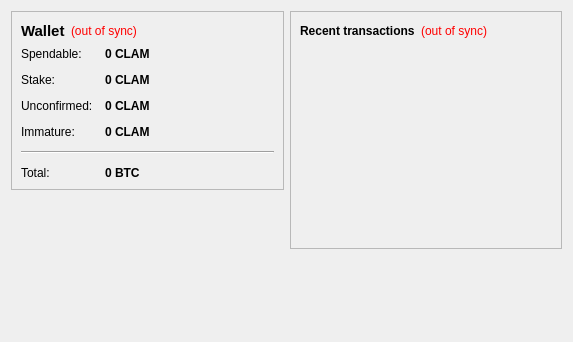
coinkeeper/2015-06-22_18-55_clams, file src/qt/forms/overviewpage.ui: the form before one commit.
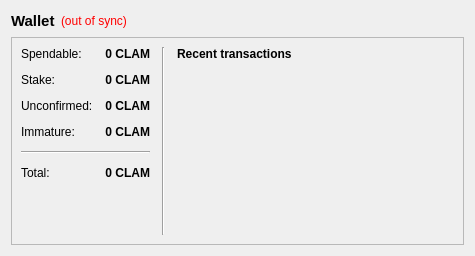
The form after the commit.

Commit message: far emit() workaround, small gui layout tweaks

What changed in the file:
```diff
--- a/src/qt/forms/overviewpage.ui
+++ b/src/qt/forms/overviewpage.ui
@@ -6,17 +6,12 @@
    <rect>
     <x>0</x>
     <y>0</y>
-    <width>573</width>
-    <height>342</height>
+    <width>475</width>
+    <height>256</height>
    </rect>
   </property>
-  <property name="windowTitle">
-   <string>Form</string>
-  </property>
-  <layout class="QHBoxLayout" name="horizontalLayout" stretch="1,1">
-   <item>
-    <layout class="QVBoxLayout" name="verticalLayout_2">
-     <item>
+  <layout class="QGridLayout" name="gridLayout_2">
+   <item row="1" column="0">
       <widget class="QFrame" name="frame">
        <property name="frameShape">
         <enum>QFrame::StyledPanel</enum>
@@ -24,56 +19,9 @@
        <property name="frameShadow">
         <enum>QFrame::Raised</enum>
        </property>
-       <layout class="QVBoxLayout" name="verticalLayout_4">
-        <item>
-         <layout class="QHBoxLayout" name="horizontalLayout_4">
-          <item>
-           <widget class="QLabel" name="label_5">
-            <property name="font">
-             <font>
-              <pointsize>11</pointsize>
-              <weight>75</weight>
-              <bold>true</bold>
-             </font>
-            </property>
-            <property name="text">
-             <string>Wallet</string>
-            </property>
-           </widget>
-          </item>
-          <item>
-           <widget class="QLabel" name="labelWalletStatus">
-            <property name="toolTip">
-             <string>The displayed information may be out of date. Your wallet automatically synchronizes with the Clam network after a connection is established, but this process has not completed yet.</string>
-            </property>
-            <property name="styleSheet">
-             <string notr="true">QLabel { color: red; }</string>
-            </property>
-            <property name="text">
-             <string notr="true">(out of sync)</string>
-            </property>
-            <property name="alignment">
-             <set>Qt::AlignLeading|Qt::AlignLeft|Qt::AlignVCenter</set>
-            </property>
-           </widget>
-          </item>
-          <item>
-           <spacer name="horizontalSpacer_2">
-            <property name="orientation">
-             <enum>Qt::Horizontal</enum>
-            </property>
-            <property name="sizeHint" stdset="0">
-             <size>
-              <width>40</width>
-              <height>20</height>
-             </size>
-            </property>
-           </spacer>
-          </item>
-         </layout>
-        </item>
-        <item>
-         <layout class="QFormLayout" name="formLayout_2">
+     <layout class="QGridLayout" name="gridLayout_3">
+      <item row="1" column="0">
+       <layout class="QFormLayout" name="formLayout">
           <property name="fieldGrowthPolicy">
            <enum>QFormLayout::AllNonFixedFieldsGrow</enum>
           </property>
@@ -83,6 +31,12 @@
           <property name="verticalSpacing">
            <number>12</number>
           </property>
+        <property name="rightMargin">
+         <number>6</number>
+        </property>
+        <property name="bottomMargin">
+         <number>0</number>
+        </property>
           <item row="0" column="0">
            <widget class="QLabel" name="label">
             <property name="text">
@@ -104,9 +58,15 @@
             <property name="toolTip">
              <string>Your current spendable balance</string>
             </property>
+          <property name="layoutDirection">
+           <enum>Qt::RightToLeft</enum>
+          </property>
             <property name="text">
              <string notr="true">0 CLAM</string>
             </property>
+          <property name="alignment">
+           <set>Qt::AlignRight|Qt::AlignTrailing|Qt::AlignVCenter</set>
+          </property>
             <property name="textInteractionFlags">
              <set>Qt::LinksAccessibleByMouse|Qt::TextSelectableByKeyboard|Qt::TextSelectableByMouse</set>
             </property>
@@ -133,9 +93,15 @@
             <property name="toolTip">
              <string>Total of coins that was staked, and do not yet count toward the current balance</string>
             </property>
+          <property name="layoutDirection">
+           <enum>Qt::RightToLeft</enum>
+          </property>
             <property name="text">
              <string notr="true">0 CLAM</string>
             </property>
+          <property name="alignment">
+           <set>Qt::AlignRight|Qt::AlignTrailing|Qt::AlignVCenter</set>
+          </property>
             <property name="textInteractionFlags">
              <set>Qt::LinksAccessibleByMouse|Qt::TextSelectableByKeyboard|Qt::TextSelectableByMouse</set>
             </property>
@@ -162,9 +128,15 @@
             <property name="toolTip">
              <string>Total of transactions that have yet to be confirmed, and do not yet count toward the current balance</string>
             </property>
+          <property name="layoutDirection">
+           <enum>Qt::RightToLeft</enum>
+          </property>
             <property name="text">
              <string notr="true">0 CLAM</string>
             </property>
+          <property name="alignment">
+           <set>Qt::AlignRight|Qt::AlignTrailing|Qt::AlignVCenter</set>
+          </property>
             <property name="textInteractionFlags">
              <set>Qt::LinksAccessibleByMouse|Qt::TextSelectableByKeyboard|Qt::TextSelectableByMouse</set>
             </property>
@@ -188,9 +160,15 @@
             <property name="toolTip">
              <string>Mined balance that has not yet matured</string>
             </property>
+          <property name="layoutDirection">
+           <enum>Qt::RightToLeft</enum>
+          </property>
             <property name="text">
              <string notr="true">0 CLAM</string>
             </property>
+          <property name="alignment">
+           <set>Qt::AlignRight|Qt::AlignTrailing|Qt::AlignVCenter</set>
+          </property>
             <property name="textInteractionFlags">
              <set>Qt::LinksAccessibleByMouse|Qt::TextSelectableByKeyboard|Qt::TextSelectableByMouse</set>
             </property>
@@ -224,8 +202,14 @@
             <property name="toolTip">
              <string>Your current total balance</string>
             </property>
+          <property name="layoutDirection">
+           <enum>Qt::RightToLeft</enum>
+          </property>
             <property name="text">
-             <string notr="true">0 BTC</string>
+           <string notr="true">0 CLAM</string>
+          </property>
+          <property name="alignment">
+           <set>Qt::AlignRight|Qt::AlignTrailing|Qt::AlignVCenter</set>
             </property>
             <property name="textInteractionFlags">
              <set>Qt::LinksAccessibleByMouse|Qt::TextSelectableByKeyboard|Qt::TextSelectableByMouse</set>
@@ -234,76 +218,19 @@
           </item>
          </layout>
         </item>
-       </layout>
-      </widget>
-     </item>
-     <item>
-      <spacer name="verticalSpacer">
-       <property name="orientation">
-        <enum>Qt::Vertical</enum>
-       </property>
-       <property name="sizeHint" stdset="0">
-        <size>
-         <width>20</width>
-         <height>40</height>
-        </size>
-       </property>
-      </spacer>
-     </item>
-    </layout>
-   </item>
-   <item>
-    <layout class="QVBoxLayout" name="verticalLayout_3">
-     <item>
-      <widget class="QFrame" name="frame_2">
-       <property name="frameShape">
-        <enum>QFrame::StyledPanel</enum>
-       </property>
-       <property name="frameShadow">
-        <enum>QFrame::Raised</enum>
-       </property>
-       <layout class="QVBoxLayout" name="verticalLayout">
-        <item>
-         <layout class="QHBoxLayout" name="horizontalLayout_2">
-          <item>
+      <item row="1" column="2">
+       <layout class="QGridLayout" name="gridLayout">
+        <property name="leftMargin">
+         <number>6</number>
+        </property>
+        <item row="0" column="1">
            <widget class="QLabel" name="label_4">
             <property name="text">
              <string>&lt;b&gt;Recent transactions&lt;/b&gt;</string>
             </property>
            </widget>
           </item>
-          <item>
-           <widget class="QLabel" name="labelTransactionsStatus">
-            <property name="toolTip">
-             <string>The displayed information may be out of date. Your wallet automatically synchronizes with the Clam network after a connection is established, but this process has not completed yet.</string>
-            </property>
-            <property name="styleSheet">
-             <string notr="true">QLabel { color: red; }</string>
-            </property>
-            <property name="text">
-             <string notr="true">(out of sync)</string>
-            </property>
-            <property name="alignment">
-             <set>Qt::AlignRight|Qt::AlignTrailing|Qt::AlignVCenter</set>
-            </property>
-           </widget>
-          </item>
-          <item>
-           <spacer name="horizontalSpacer">
-            <property name="orientation">
-             <enum>Qt::Horizontal</enum>
-            </property>
-            <property name="sizeHint" stdset="0">
-             <size>
-              <width>40</width>
-              <height>20</height>
-             </size>
-            </property>
-           </spacer>
-          </item>
-         </layout>
-        </item>
-        <item>
+        <item row="1" column="1">
          <widget class="QListView" name="listTransactions">
           <property name="styleSheet">
            <string notr="true">QListView { background: transparent; }</string>
@@ -323,17 +250,67 @@
          </widget>
         </item>
        </layout>
-      </widget>
-     </item>
-     <item>
-      <spacer name="verticalSpacer_2">
+      </item>
+      <item row="1" column="1">
+       <widget class="Line" name="line_2">
+        <property name="sizePolicy">
+         <sizepolicy hsizetype="Fixed" vsizetype="Preferred">
+          <horstretch>0</horstretch>
+          <verstretch>0</verstretch>
+         </sizepolicy>
+        </property>
+        <property name="lineWidth">
+         <number>1</number>
+        </property>
        <property name="orientation">
         <enum>Qt::Vertical</enum>
        </property>
+       </widget>
+      </item>
+     </layout>
+    </widget>
+   </item>
+   <item row="0" column="0">
+    <layout class="QHBoxLayout" name="horizontalLayout_4">
+     <item>
+      <widget class="QLabel" name="label_5">
+       <property name="font">
+        <font>
+         <pointsize>11</pointsize>
+         <weight>75</weight>
+         <bold>true</bold>
+        </font>
+       </property>
+       <property name="text">
+        <string>Wallet</string>
+       </property>
+      </widget>
+     </item>
+     <item>
+      <widget class="QLabel" name="labelWalletStatus">
+       <property name="toolTip">
+        <string>The displayed information may be out of date. Your wallet automatically synchronizes with the Clam network after a connection is established, but this process has not completed yet.</string>
+       </property>
+       <property name="styleSheet">
+        <string notr="true">QLabel { color: red; }</string>
+       </property>
+       <property name="text">
+        <string notr="true">(out of sync)</string>
+       </property>
+       <property name="alignment">
+        <set>Qt::AlignLeading|Qt::AlignLeft|Qt::AlignVCenter</set>
+       </property>
+      </widget>
+     </item>
+     <item>
+      <spacer name="horizontalSpacer_2">
+       <property name="orientation">
+        <enum>Qt::Horizontal</enum>
+       </property>
        <property name="sizeHint" stdset="0">
         <size>
-         <width>20</width>
-         <height>40</height>
+         <width>40</width>
+         <height>20</height>
         </size>
        </property>
       </spacer>
```
Left out of the diff: 6 changed lines with no effect on the pictures. Lines whose indentation alone changed are shown as unchanged. The commit also changes 46 other files.
